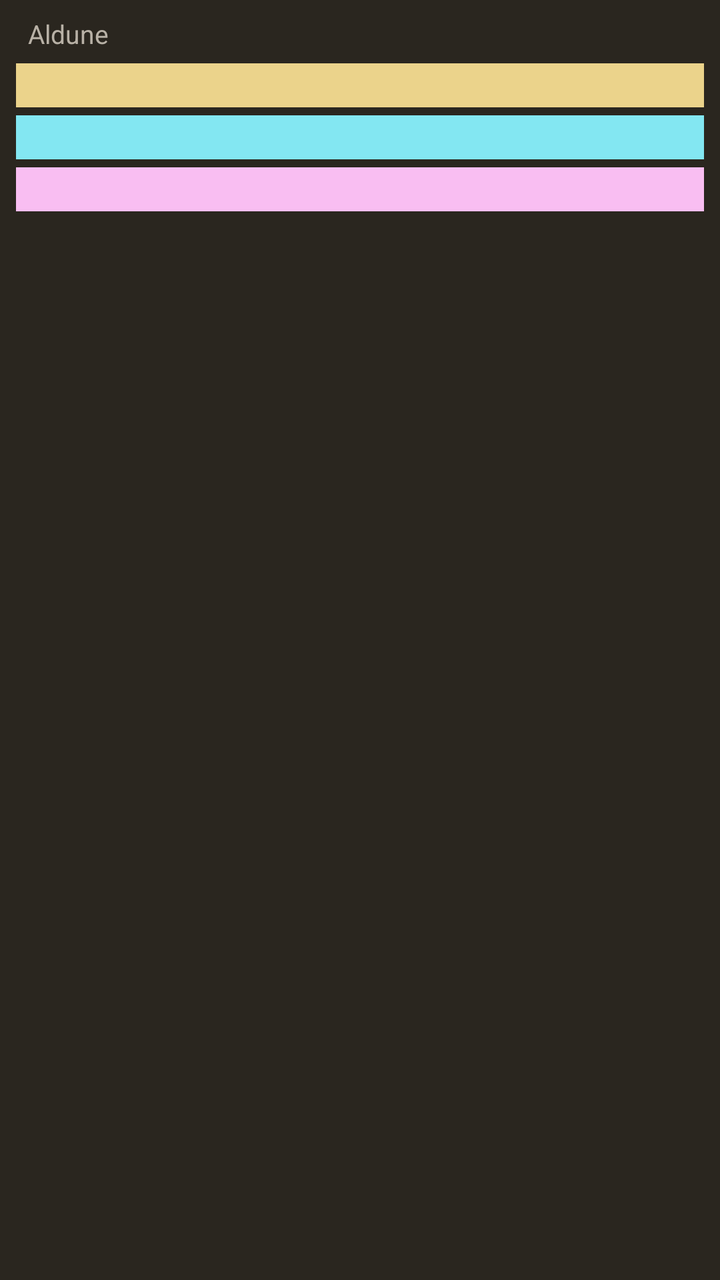
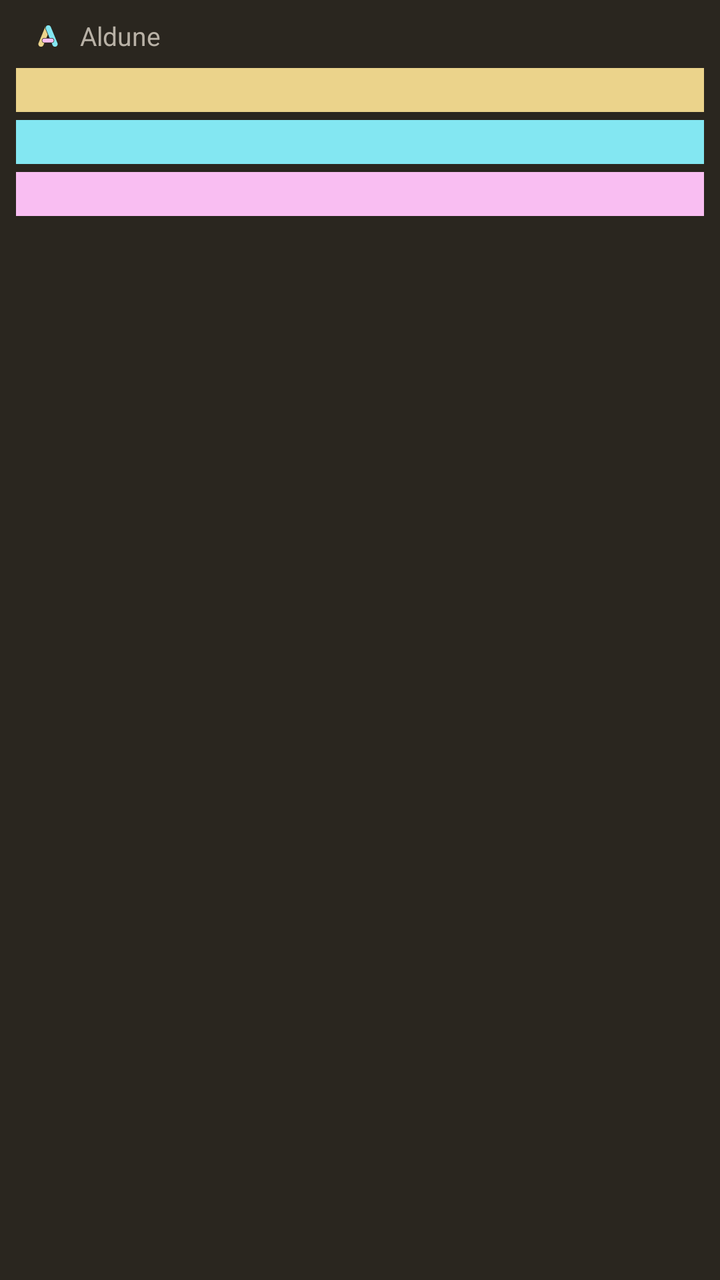

Screens rendered from an Android XML layout before and after an edit, with the pre-edit source and the edit as a unified diff.
<!-- AndroidManifest.xml: application theme android:Theme.Material.NoActionBar -->
<!-- res/layout/widget_preview.xml -->
<?xml version="1.0" encoding="utf-8"?>
<LinearLayout xmlns:android="http://schemas.android.com/apk/res/android"
    android:layout_width="match_parent"
    android:layout_height="match_parent"
    android:background="#2A261F"
    android:orientation="vertical"
    android:padding="8dp">

    <TextView
        android:layout_width="match_parent"
        android:layout_height="wrap_content"
        android:paddingStart="6dp"
        android:paddingBottom="6dp"
        android:text="@string/app_name"
        android:textColor="#B8B1A6"
        android:textSize="13sp" />

    <FrameLayout
        android:layout_width="match_parent"
        android:layout_height="22dp"
        android:layout_marginBottom="4dp"
        android:background="#EBD38B" />

    <FrameLayout
        android:layout_width="match_parent"
        android:layout_height="22dp"
        android:layout_marginBottom="4dp"
        android:background="#83E7F2" />

    <FrameLayout
        android:layout_width="match_parent"
        android:layout_height="22dp"
        android:background="#F9BEF2" />
</LinearLayout>
<!-- resources referenced by this layout -->
<resources>
  <string name="app_name">Aldune</string>
</resources>

<!-- the commit's change to res/layout/widget_preview.xml (unified diff, before → after) -->
@@ -6,14 +6,27 @@
     android:orientation="vertical"
     android:padding="8dp">
 
-    <TextView
+    <LinearLayout
         android:layout_width="match_parent"
         android:layout_height="wrap_content"
+        android:gravity="center_vertical"
+        android:orientation="horizontal"
         android:paddingStart="6dp"
-        android:paddingBottom="6dp"
-        android:text="@string/app_name"
-        android:textColor="#B8B1A6"
-        android:textSize="13sp" />
+        android:paddingBottom="6dp">
+
+        <ImageView
+            android:layout_width="20dp"
+            android:layout_height="20dp"
+            android:src="@drawable/ic_aldune_symbol" />
+
+        <TextView
+            android:layout_width="wrap_content"
+            android:layout_height="wrap_content"
+            android:paddingStart="6dp"
+            android:text="@string/app_name"
+            android:textColor="#B8B1A6"
+            android:textSize="13sp" />
+    </LinearLayout>
 
     <FrameLayout
         android:layout_width="match_parent"
<!-- resource entries referenced after the edit -->
@@ -1,5 +1,6 @@
 <!-- resources referenced by this layout -->
 <resources>
+  <!-- drawable ic_aldune_symbol: vector/xml drawable (drawable, 3060 chars, omitted) -->
   <string name="app_name">Aldune</string>
 </resources>
 
